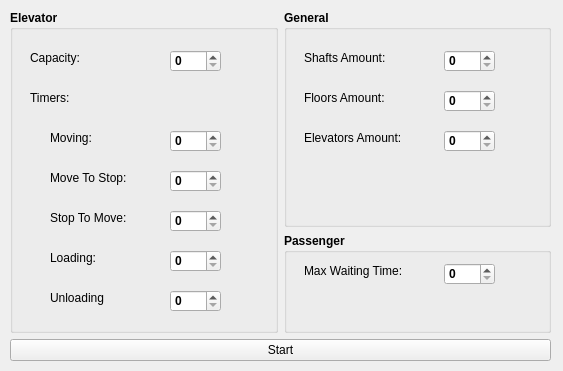
This is ui_src/settings.ui in gianmarcocalbi/ga-elevator-model as Qt 5 draws it before an edit. The edited form follows.
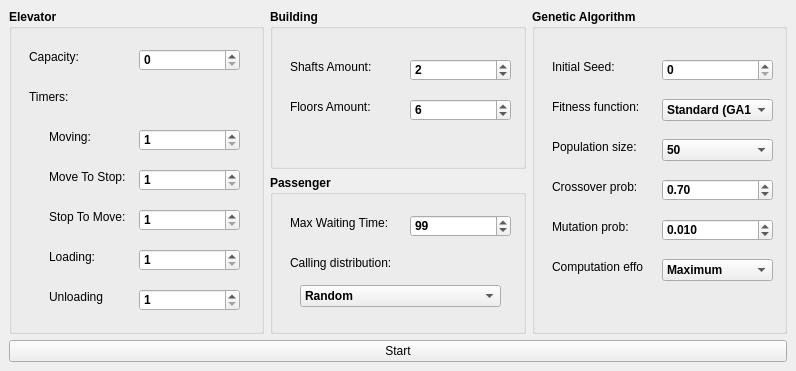
This is the edited form.

Commit message: Added a lot of settings. Reached TIME 1000 :P

What changed in the file:
```diff
--- a/ui_src/settings.ui
+++ b/ui_src/settings.ui
@@ -6,7 +6,7 @@
    <rect>
     <x>0</x>
     <y>0</y>
-    <width>563</width>
+    <width>796</width>
     <height>371</height>
    </rect>
   </property>
@@ -20,24 +20,132 @@
    <string>MainWindow</string>
   </property>
   <widget class="QWidget" name="centralwidget">
-   <widget class="QWidget" name="gridLayoutWidget">
-    <property name="geometry">
-     <rect>
-      <x>10</x>
-      <y>10</y>
-      <width>541</width>
-      <height>351</height>
-     </rect>
-    </property>
-    <layout class="QGridLayout" name="gridLayout" columnstretch="0,0">
+   <layout class="QGridLayout" name="gridLayout_2">
+    <item row="0" column="0">
+     <layout class="QGridLayout" name="gridLayout" columnstretch="0,0,0">
      <property name="rightMargin">
       <number>0</number>
      </property>
-     <item row="2" column="0" colspan="2">
-      <widget class="QPushButton" name="buttonStart">
+      <item row="0" column="1">
+       <widget class="QGroupBox" name="generalBox">
+        <property name="enabled">
+         <bool>true</bool>
+        </property>
+        <property name="sizePolicy">
+         <sizepolicy hsizetype="Preferred" vsizetype="Fixed">
+          <horstretch>0</horstretch>
+          <verstretch>0</verstretch>
+         </sizepolicy>
+        </property>
+        <property name="maximumSize">
+         <size>
+          <width>900</width>
+          <height>1000</height>
+         </size>
+        </property>
+        <property name="font">
+         <font>
+          <weight>75</weight>
+          <bold>true</bold>
+         </font>
+        </property>
+        <property name="mouseTracking">
+         <bool>false</bool>
+        </property>
+        <property name="contextMenuPolicy">
+         <enum>Qt::DefaultContextMenu</enum>
+        </property>
+        <property name="accessibleDescription">
+         <string/>
+        </property>
+        <property name="title">
+         <string>Building</string>
+        </property>
+        <property name="flat">
+         <bool>false</bool>
+        </property>
+        <property name="checkable">
+         <bool>false</bool>
+        </property>
+        <property name="checked">
+         <bool>false</bool>
+        </property>
+        <widget class="QLabel" name="label">
+         <property name="geometry">
+          <rect>
+           <x>20</x>
+           <y>50</y>
+           <width>91</width>
+           <height>16</height>
+          </rect>
+         </property>
+         <property name="font">
+          <font>
+           <weight>50</weight>
+           <bold>false</bold>
+          </font>
+         </property>
        <property name="text">
-        <string>Start</string>
-       </property>
+          <string>Shafts Amount:</string>
+         </property>
+        </widget>
+        <widget class="QLabel" name="label_2">
+         <property name="geometry">
+          <rect>
+           <x>20</x>
+           <y>90</y>
+           <width>91</width>
+           <height>16</height>
+          </rect>
+         </property>
+         <property name="font">
+          <font>
+           <weight>50</weight>
+           <bold>false</bold>
+          </font>
+         </property>
+         <property name="text">
+          <string>Floors Amount:</string>
+         </property>
+        </widget>
+        <widget class="QSpinBox" name="spinShaftsAmount">
+         <property name="geometry">
+          <rect>
+           <x>140</x>
+           <y>50</y>
+           <width>101</width>
+           <height>22</height>
+          </rect>
+         </property>
+         <property name="minimum">
+          <number>1</number>
+         </property>
+         <property name="maximum">
+          <number>100</number>
+         </property>
+         <property name="value">
+          <number>2</number>
+         </property>
+        </widget>
+        <widget class="QSpinBox" name="spinFloorsAmount">
+         <property name="geometry">
+          <rect>
+           <x>140</x>
+           <y>90</y>
+           <width>101</width>
+           <height>22</height>
+          </rect>
+         </property>
+         <property name="minimum">
+          <number>2</number>
+         </property>
+         <property name="maximum">
+          <number>100</number>
+         </property>
+         <property name="value">
+          <number>6</number>
+         </property>
+        </widget>
       </widget>
      </item>
      <item row="0" column="0" rowspan="2">
@@ -199,9 +307,9 @@
        <widget class="QSpinBox" name="spinCapacity">
         <property name="geometry">
          <rect>
-          <x>160</x>
+           <x>130</x>
           <y>40</y>
-          <width>51</width>
+           <width>101</width>
           <height>22</height>
          </rect>
         </property>
@@ -209,52 +317,85 @@
        <widget class="QSpinBox" name="spinMoving">
         <property name="geometry">
          <rect>
-          <x>160</x>
+           <x>130</x>
           <y>120</y>
-          <width>51</width>
+           <width>101</width>
           <height>22</height>
          </rect>
         </property>
+         <property name="minimum">
+          <number>1</number>
+         </property>
+         <property name="maximum">
+          <number>999999999</number>
+         </property>
+         <property name="singleStep">
+          <number>1</number>
+         </property>
        </widget>
        <widget class="QSpinBox" name="spinMoveToStop">
         <property name="geometry">
          <rect>
-          <x>160</x>
+           <x>130</x>
           <y>160</y>
-          <width>51</width>
+           <width>101</width>
           <height>22</height>
          </rect>
         </property>
+         <property name="minimum">
+          <number>1</number>
+         </property>
+         <property name="maximum">
+          <number>9999999</number>
+         </property>
        </widget>
        <widget class="QSpinBox" name="spinStopToMove">
         <property name="geometry">
          <rect>
-          <x>160</x>
+           <x>130</x>
           <y>200</y>
-          <width>51</width>
+           <width>101</width>
           <height>22</height>
          </rect>
         </property>
+         <property name="minimum">
+          <number>1</number>
+         </property>
+         <property name="maximum">
+          <number>9999999</number>
+         </property>
        </widget>
        <widget class="QSpinBox" name="spinLoading">
         <property name="geometry">
          <rect>
-          <x>160</x>
+           <x>130</x>
           <y>240</y>
-          <width>51</width>
+           <width>101</width>
           <height>22</height>
          </rect>
         </property>
+         <property name="minimum">
+          <number>1</number>
+         </property>
+         <property name="maximum">
+          <number>9999999</number>
+         </property>
        </widget>
        <widget class="QSpinBox" name="spinUnloading">
         <property name="geometry">
          <rect>
-          <x>160</x>
+           <x>130</x>
           <y>280</y>
-          <width>51</width>
+           <width>101</width>
           <height>22</height>
          </rect>
         </property>
+         <property name="minimum">
+          <number>1</number>
+         </property>
+         <property name="maximum">
+          <number>9999999</number>
+         </property>
        </widget>
       </widget>
      </item>
@@ -264,15 +405,15 @@
         <bool>true</bool>
        </property>
        <property name="sizePolicy">
-        <sizepolicy hsizetype="Maximum" vsizetype="Maximum">
+         <sizepolicy hsizetype="Preferred" vsizetype="Fixed">
          <horstretch>0</horstretch>
          <verstretch>0</verstretch>
         </sizepolicy>
        </property>
        <property name="maximumSize">
         <size>
-         <width>400</width>
-         <height>100</height>
+          <width>900</width>
+          <height>900</height>
         </size>
        </property>
        <property name="font">
@@ -284,11 +425,17 @@
        <property name="title">
         <string>Passenger</string>
        </property>
+        <property name="flat">
+         <bool>false</bool>
+        </property>
+        <property name="checkable">
+         <bool>false</bool>
+        </property>
        <widget class="QLabel" name="label_6">
         <property name="geometry">
          <rect>
           <x>20</x>
-          <y>30</y>
+           <y>40</y>
           <width>111</width>
           <height>16</height>
          </rect>
@@ -306,32 +453,71 @@
        <widget class="QSpinBox" name="spinMaxWaitingTime">
         <property name="geometry">
          <rect>
-          <x>160</x>
-          <y>30</y>
-          <width>51</width>
+           <x>140</x>
+           <y>40</y>
+           <width>101</width>
           <height>22</height>
          </rect>
         </property>
-       </widget>
-      </widget>
-     </item>
-     <item row="0" column="1">
-      <widget class="QGroupBox" name="generalBox">
-       <property name="enabled">
-        <bool>true</bool>
-       </property>
-       <property name="sizePolicy">
-        <sizepolicy hsizetype="Preferred" vsizetype="Preferred">
-         <horstretch>0</horstretch>
-         <verstretch>0</verstretch>
-        </sizepolicy>
-       </property>
-       <property name="maximumSize">
-        <size>
-         <width>400</width>
-         <height>800</height>
-        </size>
-       </property>
+         <property name="minimum">
+          <number>1</number>
+         </property>
+         <property name="maximum">
+          <number>9999999</number>
+         </property>
+         <property name="value">
+          <number>99</number>
+         </property>
+        </widget>
+        <widget class="QLabel" name="label_13">
+         <property name="geometry">
+          <rect>
+           <x>20</x>
+           <y>80</y>
+           <width>111</width>
+           <height>16</height>
+          </rect>
+         </property>
+         <property name="font">
+          <font>
+           <weight>50</weight>
+           <bold>false</bold>
+          </font>
+         </property>
+         <property name="text">
+          <string>Calling distribution:</string>
+         </property>
+        </widget>
+        <widget class="QComboBox" name="comboBoxDistr">
+         <property name="geometry">
+          <rect>
+           <x>30</x>
+           <y>110</y>
+           <width>201</width>
+           <height>22</height>
+          </rect>
+         </property>
+         <item>
+          <property name="text">
+           <string>Random</string>
+          </property>
+         </item>
+         <item>
+          <property name="text">
+           <string>Morning Up-peak</string>
+          </property>
+         </item>
+        </widget>
+        <zorder>label_6</zorder>
+        <zorder>spinMaxWaitingTime</zorder>
+        <zorder>label_13</zorder>
+        <zorder>comboBoxDistr</zorder>
+        <zorder>groupBox</zorder>
+        <zorder>groupBox</zorder>
+       </widget>
+      </item>
+      <item row="0" column="2" rowspan="2">
+       <widget class="QGroupBox" name="groupBox">
        <property name="font">
         <font>
          <weight>75</weight>
@@ -348,22 +534,32 @@
         <string/>
        </property>
        <property name="title">
-        <string>General</string>
-       </property>
-       <property name="flat">
-        <bool>false</bool>
-       </property>
-       <property name="checkable">
-        <bool>false</bool>
-       </property>
-       <property name="checked">
-        <bool>false</bool>
-       </property>
-       <widget class="QLabel" name="label">
+         <string>Genetic Algorithm</string>
+        </property>
+        <widget class="QSpinBox" name="spinSeed">
+         <property name="geometry">
+          <rect>
+           <x>130</x>
+           <y>50</y>
+           <width>111</width>
+           <height>22</height>
+          </rect>
+         </property>
+         <property name="maximum">
+          <number>999999999</number>
+         </property>
+         <property name="singleStep">
+          <number>1</number>
+         </property>
+         <property name="displayIntegerBase">
+          <number>10</number>
+         </property>
+        </widget>
+        <widget class="QLabel" name="label_12">
         <property name="geometry">
          <rect>
           <x>20</x>
-          <y>40</y>
+           <y>50</y>
           <width>91</width>
           <height>16</height>
          </rect>
@@ -375,14 +571,14 @@
          </font>
         </property>
         <property name="text">
-         <string>Shafts Amount:</string>
+          <string>Initial Seed:</string>
         </property>
        </widget>
        <widget class="QLabel" name="label_3">
         <property name="geometry">
          <rect>
           <x>20</x>
-          <y>120</y>
+           <y>90</y>
           <width>111</width>
           <height>16</height>
          </rect>
@@ -394,14 +590,39 @@
          </font>
         </property>
         <property name="text">
-         <string>Elevators Amount:</string>
-        </property>
-       </widget>
-       <widget class="QLabel" name="label_2">
+          <string>Fitness function:</string>
+         </property>
+        </widget>
+        <widget class="QComboBox" name="comboBoxFitness">
         <property name="geometry">
          <rect>
+           <x>130</x>
+           <y>90</y>
+           <width>111</width>
+           <height>22</height>
+          </rect>
+         </property>
+         <item>
+          <property name="text">
+           <string>Standard (GA1)</string>
+          </property>
+         </item>
+         <item>
+          <property name="text">
+           <string>GA2</string>
+          </property>
+         </item>
+         <item>
+          <property name="text">
+           <string>Optimist</string>
+          </property>
+         </item>
+        </widget>
+        <widget class="QLabel" name="label_14">
+         <property name="geometry">
+          <rect>
           <x>20</x>
-          <y>80</y>
+           <y>130</y>
           <width>91</width>
           <height>16</height>
          </rect>
@@ -413,51 +634,182 @@
          </font>
         </property>
         <property name="text">
-         <string>Floors Amount:</string>
-        </property>
-       </widget>
-       <widget class="QSpinBox" name="spingShaftsAmount">
+          <string>Population size:</string>
+         </property>
+        </widget>
+        <widget class="QLabel" name="label_15">
         <property name="geometry">
          <rect>
-          <x>160</x>
-          <y>40</y>
-          <width>51</width>
+           <x>20</x>
+           <y>250</y>
+           <width>91</width>
+           <height>16</height>
+          </rect>
+         </property>
+         <property name="font">
+          <font>
+           <weight>50</weight>
+           <bold>false</bold>
+          </font>
+         </property>
+         <property name="text">
+          <string>Computation effort:</string>
+         </property>
+        </widget>
+        <widget class="QComboBox" name="comboBoxComputationEffort">
+         <property name="geometry">
+          <rect>
+           <x>130</x>
+           <y>250</y>
+           <width>111</width>
           <height>22</height>
          </rect>
         </property>
-       </widget>
-       <widget class="QSpinBox" name="spinFloorsAmount">
+         <item>
+          <property name="text">
+           <string>Maximum</string>
+          </property>
+         </item>
+         <item>
+          <property name="text">
+           <string>Normal</string>
+          </property>
+         </item>
+         <item>
+          <property name="text">
+           <string>Low</string>
+          </property>
+         </item>
+        </widget>
+        <widget class="QDoubleSpinBox" name="spinCrossoverProb">
         <property name="geometry">
          <rect>
-          <x>160</x>
-          <y>80</y>
-          <width>51</width>
+           <x>130</x>
+           <y>170</y>
+           <width>111</width>
           <height>22</height>
          </rect>
         </property>
-       </widget>
-       <widget class="QSpinBox" name="spinElevatorsAmount">
+         <property name="maximum">
+          <double>1.000000000000000</double>
+         </property>
+         <property name="singleStep">
+          <double>0.010000000000000</double>
+         </property>
+         <property name="value">
+          <double>0.700000000000000</double>
+         </property>
+        </widget>
+        <widget class="QLabel" name="label_16">
         <property name="geometry">
          <rect>
-          <x>160</x>
-          <y>120</y>
-          <width>51</width>
+           <x>20</x>
+           <y>170</y>
+           <width>91</width>
+           <height>16</height>
+          </rect>
+         </property>
+         <property name="font">
+          <font>
+           <weight>50</weight>
+           <bold>false</bold>
+          </font>
+         </property>
+         <property name="text">
+          <string>Crossover prob:</string>
+         </property>
+        </widget>
+        <widget class="QDoubleSpinBox" name="spinMutationProb">
+         <property name="geometry">
+          <rect>
+           <x>130</x>
+           <y>210</y>
+           <width>111</width>
           <height>22</height>
          </rect>
         </property>
-       </widget>
-       <zorder>label</zorder>
-       <zorder>label_3</zorder>
-       <zorder>label_2</zorder>
-       <zorder>elevatorBox</zorder>
-       <zorder>elevatorBox</zorder>
-       <zorder>spingShaftsAmount</zorder>
-       <zorder>spinFloorsAmount</zorder>
-       <zorder>spinElevatorsAmount</zorder>
-      </widget>
-     </item>
-    </layout>
-   </widget>
+         <property name="decimals">
+          <number>3</number>
+         </property>
+         <property name="maximum">
+          <double>1.000000000000000</double>
+         </property>
+         <property name="singleStep">
+          <double>0.001000000000000</double>
+         </property>
+         <property name="value">
+          <double>0.010000000000000</double>
+         </property>
+        </widget>
+        <widget class="QLabel" name="label_17">
+         <property name="geometry">
+          <rect>
+           <x>20</x>
+           <y>210</y>
+           <width>91</width>
+           <height>16</height>
+          </rect>
+         </property>
+         <property name="font">
+          <font>
+           <weight>50</weight>
+           <bold>false</bold>
+          </font>
+         </property>
+         <property name="text">
+          <string>Mutation prob:</string>
+         </property>
+        </widget>
+        <widget class="QComboBox" name="comboBoxPopulationSize">
+         <property name="geometry">
+          <rect>
+           <x>130</x>
+           <y>130</y>
+           <width>111</width>
+           <height>22</height>
+          </rect>
+         </property>
+         <property name="currentIndex">
+          <number>2</number>
+         </property>
+         <item>
+          <property name="text">
+           <string>10</string>
+          </property>
+         </item>
+         <item>
+          <property name="text">
+           <string>20</string>
+          </property>
+         </item>
+         <item>
+          <property name="text">
+           <string>50</string>
+          </property>
+         </item>
+         <item>
+          <property name="text">
+           <string>100</string>
+          </property>
+         </item>
+         <item>
+          <property name="text">
+           <string>Adaptive</string>
+          </property>
+         </item>
+        </widget>
+       </widget>
+      </item>
+     </layout>
+    </item>
+    <item row="1" column="0">
+     <widget class="QPushButton" name="buttonStart">
+      <property name="text">
+       <string>Start</string>
+      </property>
+     </widget>
+    </item>
+   </layout>
   </widget>
  </widget>
  <resources/>
```
Left out of the diff: 9 changed lines with no effect on the pictures. Lines whose indentation alone changed are shown as unchanged. The commit also changes 3 other files.
